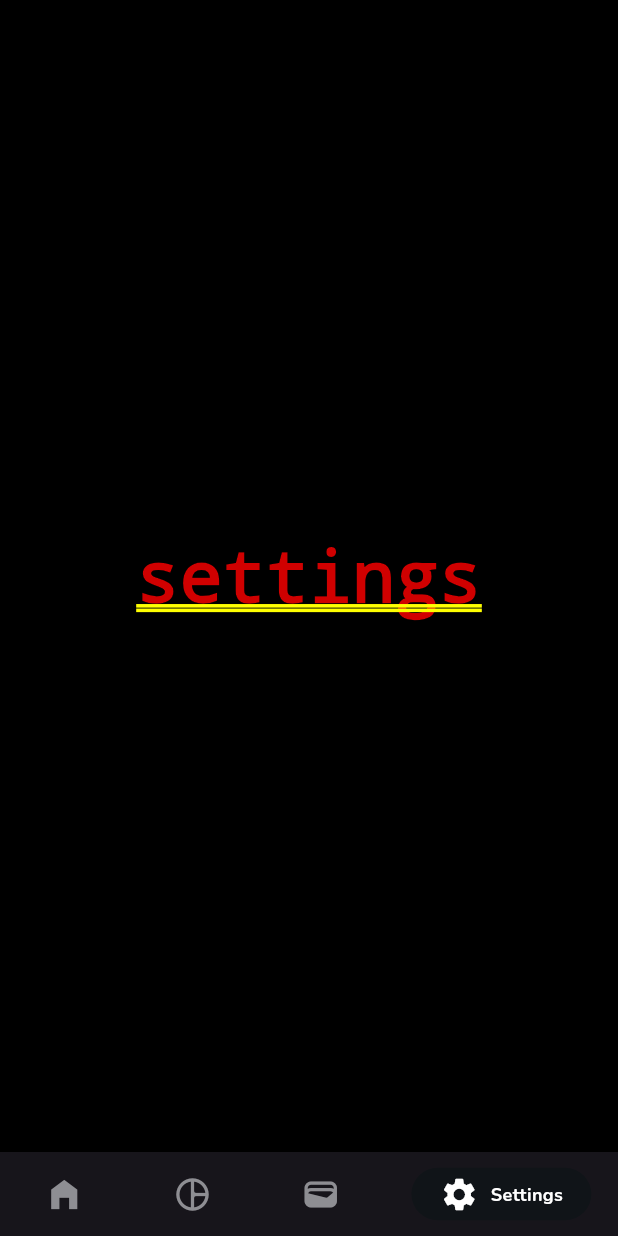
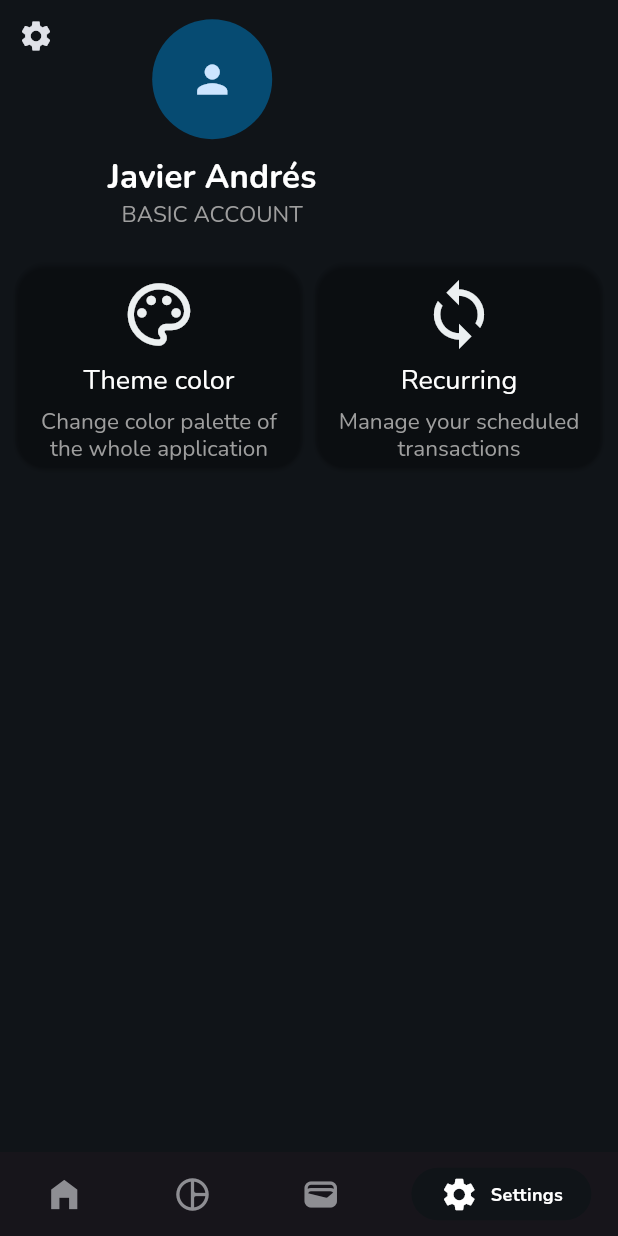
Before and after one commit to javiamdazo/expensor, a Flutter app: the screen it shows after launch, item 4 of the bottom bar chosen, on a phone screen of 412 x 824 dp. Run offline on Flutter 3.47's test engine with Material 3 defaults, Android fonts, the phone set to English and light mode, and no system bars; drawn by our look-alikes of persistent_bottom_nav_bar; our stand-ins replace animated_flip_counter, google_fonts, sqflite, step_progress_indicator, syncfusion_flutter_charts; missing offline and left inert: flutter_iconpicker; accounts and stored records are empty.

Commit message:
settings

```diff
--- a/lib/main.dart
+++ b/lib/main.dart
@@ -8,6 +8,40 @@ void main() {
   AccountsMock.initData();
 
   runApp(const MyApp());
+}
+
+final GlobalKey<NavigatorState> navigatorKey = GlobalKey<NavigatorState>();
+ValueNotifier<Color> themeColorNotifier =
+    ValueNotifier<Color>(UxColors.values.first.value);
+
+// 🔹 Widget que puede reiniciarse
+class AppWrapper extends StatefulWidget {
+  const AppWrapper({super.key});
+
+  static void restartApp(BuildContext context) {
+    context.findAncestorStateOfType<_AppWrapperState>()?.restartApp();
+  }
+
+  @override
+  _AppWrapperState createState() => _AppWrapperState();
+}
+
+class _AppWrapperState extends State<AppWrapper> {
+  Key key = UniqueKey();
+
+  void restartApp() {
+    setState(() {
+      key = UniqueKey();
+    });
+  }
+
+  @override
+  Widget build(BuildContext context) {
+    return MaterialApp(
+      navigatorKey: navigatorKey,
+      home: MyApp(key: key),
+    );
+  }
 }
 
 class MyApp extends StatelessWidget {
@@ -23,6 +57,9 @@ class MyApp extends StatelessWidget {
     ColorScheme lightTheme =
         ColorScheme.fromSeed(seedColor: color, brightness: Brightness.light);
 
+    return ValueListenableBuilder<Color>(
+      valueListenable: themeColorNotifier,
+      builder: (context, themeColor, child) {
         return MaterialApp(
             title: 'Expensor',
             themeMode: ThemeMode.dark,
@@ -64,6 +101,8 @@ class MyApp extends StatelessWidget {
             ),
             debugShowCheckedModeBanner: false,
             home: const HomePage());
+      },
+    );
   }
 
   TextTheme textThemeData() {
--- a/lib/pages/accounts/account_item.dart
+++ b/lib/pages/accounts/account_item.dart
@@ -14,7 +14,6 @@ class AccountItem extends StatelessWidget {
   final Function onTap;
   final bool selected;
 
-//TODO si es selected el dinero debe ir en trailing
   @override
   Widget build(BuildContext context) {
     //Map<DateTime, List<Transaction>> transactions = account.transactions ?? {};
@@ -53,6 +52,7 @@ class AccountItem extends StatelessWidget {
                     .displayMedium!
                     .copyWith(color: Colors.white),
               ),
+              if (!selected)
                 FormattedNumber(
                     number: account.balance,
                     style: Theme.of(context)
@@ -67,7 +67,13 @@ class AccountItem extends StatelessWidget {
                   Icons.keyboard_arrow_down_sharp,
                   color: Theme.of(context).iconTheme.color,
                 )
-              : const SizedBox(),
+              : FormattedNumber(
+                  number: account.balance,
+                  style: Theme.of(context)
+                      .textTheme
+                      .titleSmall!
+                      .copyWith(color: Colors.grey),
+                  numberType: NumberType.currency),
         ));
   }
 }
--- a/lib/pages/dashboard/dashboard_page.dart
+++ b/lib/pages/dashboard/dashboard_page.dart
@@ -57,7 +57,6 @@ class _DashboardPageState extends State<DashboardPage> {
       ),
       floatingActionButton: FloatingActionButton(
         onPressed: () => {
-          //TODO overflows con el teclado sacado
           BottomModal.showBottomModal(
               context,
               const TransactionPage(
--- a/lib/pages/home/navbar.dart
+++ b/lib/pages/home/navbar.dart
@@ -1,6 +1,7 @@
 import 'package:expensor/pages/accounts/accounts.dart';
 import 'package:expensor/pages/budget/budget_page.dart';
 import 'package:expensor/pages/dashboard/dashboard_page.dart';
+import 'package:expensor/pages/settings/settings_page.dart';
 import 'package:flutter/cupertino.dart';
 import 'package:flutter/material.dart';
 import 'package:persistent_bottom_nav_bar/persistent_bottom_nav_bar.dart';
@@ -30,9 +31,7 @@ class NavbarState extends State<Navbar> {
       DashboardPage(changeTab: changeTab),
       const BudgetPage(),
       const Accounts(),
-      const Center(
-        child: Text("settings"),
-      ),
+      SettingsPage(),
     ];
   }
 
--- /dev/null
+++ b/lib/pages/settings/settings_page.dart
@@ -0,0 +1,220 @@
+import 'package:expensor/utils/ux_colors.dart';
+import 'package:flutter/material.dart';
+import 'package:expensor/widgets/space.dart';
+import 'package:expensor/main.dart';
+
+class SettingData {
+  String title;
+  IconData icon;
+  String description;
+  Widget widget;
+  SettingData({
+    required this.title,
+    required this.icon,
+    required this.description,
+    required this.widget,
+  });
+
+  SettingData copyWith({
+    String? title,
+    IconData? icon,
+    String? description,
+    Widget? widget,
+  }) {
+    return SettingData(
+      title: title ?? this.title,
+      icon: icon ?? this.icon,
+      description: description ?? this.description,
+      widget: widget ?? this.widget,
+    );
+  }
+}
+
+class SettingsPage extends StatelessWidget {
+  SettingsPage({super.key});
+
+  final List<SettingData> settingsMap = [
+    SettingData(
+      description: "Change color palette of the whole application",
+      title: "Theme color",
+      icon: Icons.palette_outlined,
+      widget: const ThemeColorSettingPage(),
+    ),
+    SettingData(
+      description: "Manage your scheduled transactions",
+      title: "Recurring",
+      icon: Icons.loop,
+      widget: const Text("Recurring"),
+    ),
+  ];
+
+  @override
+  Widget build(BuildContext context) {
+    return Scaffold(
+      appBar: AppBar(
+        toolbarHeight: MediaQuery.of(context).size.height * 0.2,
+        leading: Align(
+          alignment: Alignment.topLeft,
+          child: IconButton(
+            onPressed: () {}, // Se eliminó el uso innecesario de => {}
+            icon: const Icon(Icons.settings),
+          ),
+        ),
+        title: Column(
+          children: [
+            const CircleAvatar(
+              radius: 40,
+              child: Icon(
+                Icons.person,
+                size: 30,
+              ),
+            ),
+            const Space(spaceType: SpaceType.height),
+            Text(
+              "Javier Andrés",
+              style: Theme.of(context).textTheme.titleMedium,
+            ),
+            Text(
+              "BASIC ACCOUNT",
+              style: Theme.of(context).textTheme.displaySmall,
+            ),
+          ],
+        ),
+      ),
+      body: GridView.builder(
+        padding: const EdgeInsets.all(10),
+        gridDelegate: const SliverGridDelegateWithFixedCrossAxisCount(
+          crossAxisCount: 2,
+          mainAxisSpacing: 8.0,
+          crossAxisSpacing: 8.0,
+          childAspectRatio: 1.4, // Ajustado para mejor distribución
+        ),
+        itemCount: settingsMap.length,
+        itemBuilder: (context, index) {
+          return GestureDetector(
+            onTap: () {
+              Navigator.push(
+                context,
+                MaterialPageRoute(
+                  builder: (context) => settingsMap[index].widget,
+                ),
+              );
+            },
+            child: Card(
+              child: Padding(
+                padding: const EdgeInsets.all(10),
+                child: Column(
+                  crossAxisAlignment: CrossAxisAlignment.center,
+                  mainAxisAlignment: MainAxisAlignment.center,
+                  children: [
+                    Icon(
+                      settingsMap[index].icon,
+                      size: 50,
+                    ),
+                    const Space(),
+                    Text(
+                      settingsMap[index].title,
+                      style: Theme.of(context)
+                          .textTheme
+                          .displayMedium!
+                          .copyWith(color: Colors.white),
+                    ),
+                    const Space(),
+                    Text(
+                      settingsMap[index].description,
+                      style: Theme.of(context).textTheme.displaySmall,
+                      textAlign: TextAlign.center,
+                    ),
+                  ],
+                ),
+              ),
+            ),
+          );
+        },
+      ),
+    );
+  }
+}
+
+class ThemeColorSettingPage extends StatelessWidget {
+  const ThemeColorSettingPage({super.key});
+
+  @override
+  Widget build(BuildContext context) {
+    return Scaffold(
+      appBar: AppBar(
+        leading: IconButton(
+          onPressed: () =>
+              Navigator.pop(context), // Corrección en el botón de retroceso
+          icon: const Icon(Icons.arrow_back),
+        ),
+      ),
+      body: Column(
+        children: [
+          const Icon(
+            Icons.palette_outlined,
+            size: 120,
+          ),
+          Text(
+            "Theme color",
+            style: Theme.of(context).textTheme.titleLarge,
+          ),
+          const Space(),
+          Text(
+            "Select a color pallete for whole application",
+            style: Theme.of(context)
+                .textTheme
+                .titleSmall!
+                .copyWith(color: Colors.grey),
+          ),
+          const Space(
+            space: SpaceEnum.double,
+          ),
+          Expanded(
+            child: GridView.builder(
+              padding: const EdgeInsets.all(10),
+              gridDelegate: const SliverGridDelegateWithFixedCrossAxisCount(
+                crossAxisCount: 2,
+                crossAxisSpacing: 8,
+                mainAxisSpacing: 8,
+                childAspectRatio: 2,
+              ),
+              itemCount: UxColors.values.length,
+              itemBuilder: (context, index) {
+                final entry = UxColors.values[index];
+                return GestureDetector(
+                  onTap: () {
+                    themeColorNotifier.value = entry.value;
+                    AppWrapper.restartApp(context);
+                  },
+                  child: Container(
+                    decoration: BoxDecoration(
+                      color: entry.value,
+                      borderRadius: BorderRadius.circular(10),
+                      border: Border.all(color: Colors.black54, width: 0.5),
+                    ),
+                    child: Center(
+                      child: Text(
+                        entry.name.toUpperCase(),
+                        textAlign: TextAlign.center,
+                        style:
+                            Theme.of(context).textTheme.displaySmall!.copyWith(
+                                  color: ThemeData.estimateBrightnessForColor(
+                                              entry.value) ==
+                                          Brightness.dark
+                                      ? Colors.white
+                                      : Colors.black,
+                                  fontWeight: FontWeight.bold,
+                                ),
+                      ),
+                    ),
+                  ),
+                );
+              },
+            ),
+          ),
+        ],
+      ),
+    );
+  }
+}
```
Also changed, not shown: lib/pages/budget/budget_page.dart (+120 -91 lines), lib/pages/category/categories_page.dart (+4 -5 lines), lib/widgets/budget_doughut_chart.dart (+6 -6 lines). Lines whose indentation alone changed are shown as unchanged.
